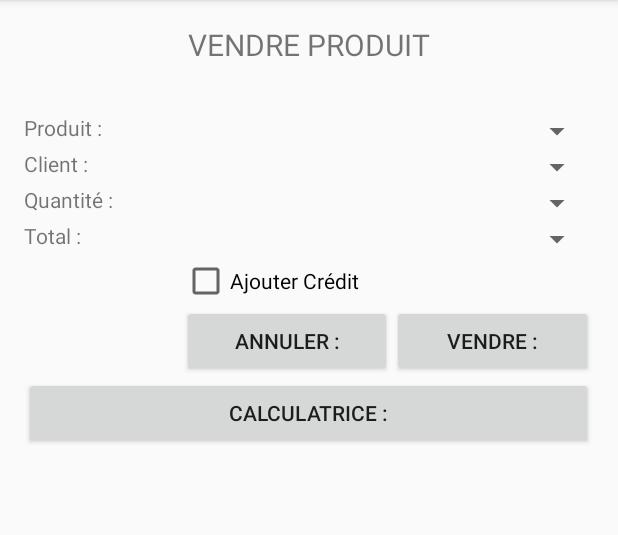
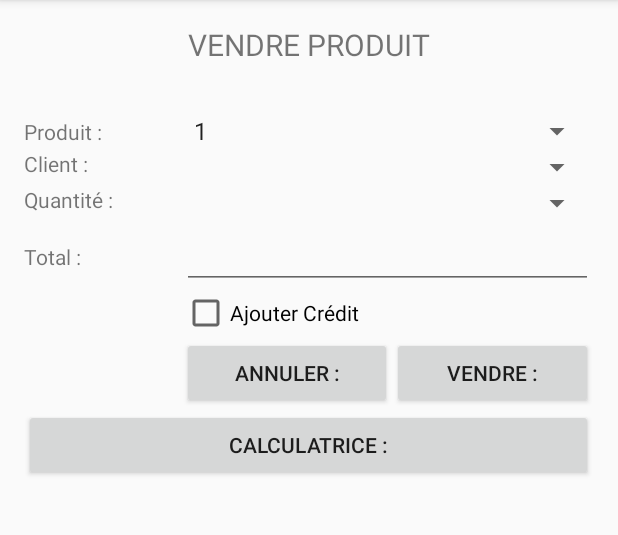
Before and after one commit to Rodez-IUT/lpmms-proto-hf-moe-mayran-mazenq, an Android app: the VendreProduit screen opened directly, with no data from a screen before it, on a phone screen of 412 x 824 dp, the part 84-619 px from its top. Run offline under Robolectric (Android 15) with nearby library versions, the phone set to English and light mode, and no system bars.

Commit message:
Suite fenêtre vendre produit

```diff
--- a/app/src/main/java/com/example/psttttuveuxuntwix/VendreProduit.java
+++ b/app/src/main/java/com/example/psttttuveuxuntwix/VendreProduit.java
@@ -1,16 +1,136 @@
 package com.example.psttttuveuxuntwix;
 
+import android.app.Activity;
+import android.content.Intent;
 import android.os.Bundle;
+import android.view.View;
+import android.widget.ArrayAdapter;
+import android.widget.EditText;
+import android.widget.Spinner;
+import android.widget.Toast;
 
+import androidx.appcompat.app.AlertDialog;
 import androidx.appcompat.app.AppCompatActivity;
 
 
 public class VendreProduit extends AppCompatActivity {
 
+    /**
+     * Type de friandise
+     */
+    private Spinner spinnerFriandise;
+    private ArrayAdapter<String> adapdateurFriandise;
+
+    /**
+     * Client
+     */
+    private Spinner spinnerClient;
+    private ArrayAdapter<String> adapdateurClient;
+
+    /**
+     * Quantite
+     */
+    private Spinner spinnerQuantite;
+    private ArrayAdapter<String> adapdateurQuantite;
+
+    /**
+     * Total
+     */
+    private EditText editTextTotal;
+
+    /**
+     * Constante contenant le prix des friandises
+     */
+    public final int PRIX_TWIX = 1;
+    public final int PRIX_KITKAT = 2;
+    public final int PRIX_BUENO = 3;
+    public final int PRIX_MARS = 1;
+    public final int PRIX_LION = 2;
+
+    /*
+    * On initialise la variable qui contiendra le prix total
+     */
+    public int prixTotal;
+
+
     @Override
     protected void onCreate(Bundle savedInstanceState) {
         super.onCreate(savedInstanceState);
         setContentView(R.layout.vendre_produit);
-        //test
+
+        /* On initialise les attributs */
+        spinnerFriandise = (Spinner) findViewById(R.id.spinner_friandise);
+        spinnerClient = (Spinner) findViewById(R.id.spinner_friandise);
+        spinnerQuantite = (Spinner) findViewById(R.id.spinner_friandise);
+        editTextTotal = (EditText) findViewById(R.id.edit_total);
+
+        /* On initialise le spinner des friandises */
+        adapdateurFriandise = new ArrayAdapter<String>(this,
+                android.R.layout.simple_spinner_item, getResources().getStringArray(R.array.Friandises));
+        adapdateurFriandise.setDropDownViewResource(android.R.layout.simple_spinner_dropdown_item);
+        spinnerFriandise.setAdapter(adapdateurFriandise);
+
+        /* On initialise le spinner des clients */
+        adapdateurClient = new ArrayAdapter<String>(this,
+                android.R.layout.simple_spinner_item, getResources().getStringArray(R.array.Clients));
+        adapdateurClient.setDropDownViewResource(android.R.layout.simple_spinner_dropdown_item);
+        spinnerClient.setAdapter(adapdateurClient);
+
+        /* On initialise le spinner da la quantité */
+        adapdateurQuantite = new ArrayAdapter<String>(this,
+                android.R.layout.simple_spinner_item, getResources().getStringArray(R.array.Quantite));
+        adapdateurQuantite.setDropDownViewResource(android.R.layout.simple_spinner_dropdown_item);
+        spinnerQuantite.setAdapter(adapdateurQuantite);
     }
+
+    public void btnAnnuler(View v) {
+
+        // on envoie une intention de retour à l'activité principale
+        Intent intentionRetour = new Intent();
+        setResult(Activity.RESULT_OK,intentionRetour);
+        finish();
+    }
+
+    public void btnValider(View v) {
+
+        String ProduitSelectionne;
+        String ClientSelectionne;
+        int quantiteSelectionne;
+
+
+        // On récupère les selections des différents spinner
+        ProduitSelectionne = spinnerFriandise.getSelectedItem().toString();
+        ClientSelectionne = spinnerClient.getSelectedItem().toString();
+        quantiteSelectionne = Integer.parseInt(spinnerQuantite.getSelectedItem().toString());
+
+        // Switch en fonction de ce qui à été sélectionné par l'utilisateur
+        if (ProduitSelectionne != "" && ClientSelectionne != "" &&  spinnerQuantite.getSelectedItem().toString() != "") {
+
+            switch(ProduitSelectionne) {
+                case "Twix":
+                    prixTotal = PRIX_TWIX*quantiteSelectionne;
+                    break;
+                case "Kit Kat":
+                    prixTotal = PRIX_KITKAT*quantiteSelectionne;
+                    break;
+                case "Kinder Bueno":
+                    prixTotal = PRIX_BUENO*quantiteSelectionne;
+                    break;
+                case "Mars":
+                    prixTotal = PRIX_MARS*quantiteSelectionne;
+                    break;
+                case "Lion":
+                    prixTotal = PRIX_LION*quantiteSelectionne;
+                    break;
+            }
+        }else{
+            // On affiche un toast
+            Toast.makeText(getApplicationContext(), R.string.messageToastErreurSaisieVendreProduit, Toast.LENGTH_SHORT).show();
+        }
+
+        // On affecte le prix total à l'edit text
+        editTextTotal.setText(Integer.toString(prixTotal));
+
+    }
+
 }
--- a/app/src/main/res/layout/vendre_produit.xml
+++ b/app/src/main/res/layout/vendre_produit.xml
@@ -26,6 +26,7 @@
             android:text="@string/texte_produit" />
 
         <Spinner
+            android:id="@+id/spinner_friandise"
             android:layout_width="wrap_content"
             android:layout_height="wrap_content"
             android:layout_span="2">
@@ -41,6 +42,7 @@
             android:text="@string/texte_client" />
 
         <Spinner
+            android:id="@+id/spinner_client"
             android:layout_width="wrap_content"
             android:layout_height="wrap_content"
             android:layout_span="2">
@@ -55,6 +57,7 @@
             android:text="@string/texte_quantite" />
 
         <Spinner
+            android:id="@+id/spinner_quantite"
             android:layout_width="wrap_content"
             android:layout_height="wrap_content"
             android:layout_span="2">
@@ -68,11 +71,13 @@
             android:layout_height="wrap_content"
             android:text="@string/texte_total" />
 
-        <Spinner
+        <EditText
+            android:focusable="false"
+            android:id="@+id/edit_total"
             android:layout_width="wrap_content"
             android:layout_height="wrap_content"
             android:layout_span="2">
-        </Spinner>
+        </EditText>
 
     </TableRow>
     <TableRow>
--- a/app/src/main/res/values/strings.xml
+++ b/app/src/main/res/values/strings.xml
@@ -8,4 +8,59 @@
     <string name="texte_btn_annuler">Annuler : </string>
     <string name="texte_btn_vendre">Vendre : </string>
     <string name="texte_btn_calculatrice">CALCULATRICE : </string>
+    <string name="messageToastErreurSaisieVendreProduit">Veuillez entrer un produit, un client et une quantité avant de valider</string>
+
+    <!-- Liste des types de friandises -->
+    <string-array name="Friandises">
+        <item>"Twix"</item>
+        <item>"Kit Kat"</item>
+        <item>"Kinder Bueno"</item>
+        <item>"Mars"</item>
+        <item>"Lion"</item>
+    </string-array>
+
+    <!-- Liste des clients -->
+    <string-array name="Clients">
+        <item>"Robert De Niro"</item>
+        <item>"Al Pacino"</item>
+        <item>"Clint Eastwood"</item>
+        <item>"David Fincher"</item>
+        <item>"Martin Scorsese"</item>
+        <item>"Sergio Leone"</item>
+        <item>"bong joon ho"</item>
+        <item>"park chan wook"</item>
+        <item>"kim jee woon"</item>
+        <item>"John Woo"</item>
+        <item>"Steven Spielberg"</item>
+        <item>"Quentin Tarantino"</item>
+        <item>"Michael Mann"</item>
+        <item>"Brian De Palma"</item>
+        <item>"James Cameron"</item>
+        <item>"Damien Chazelle"</item>
+        <item>"edgar wright"</item>
+        <item>"Terrence Malick"</item>
+        <item>"Francis Ford Coppola"</item>
+        <item>"Christopher Nolan"</item>
+        <item>"Guy Ritchie"</item>
+        <item>"Francis Ford Coppola"</item>
+        <item>"Ridley Scott"</item>
+        <item>"Sam Raimi"</item>
+        <item>"Stanley Kubrick"</item>
+        <item>"Sam Mendes"</item>
+    </string-array>
+
+    <!-- Liste des quantités -->
+    <string-array name="Quantite">
+        <item>"1"</item>
+        <item>"2"</item>
+        <item>"3"</item>
+        <item>"4"</item>
+        <item>"5"</item>
+        <item>"6"</item>
+        <item>"7"</item>
+        <item>"8"</item>
+        <item>"9"</item>
+        <item>"10"</item>
+    </string-array>
+
 </resources>
```
